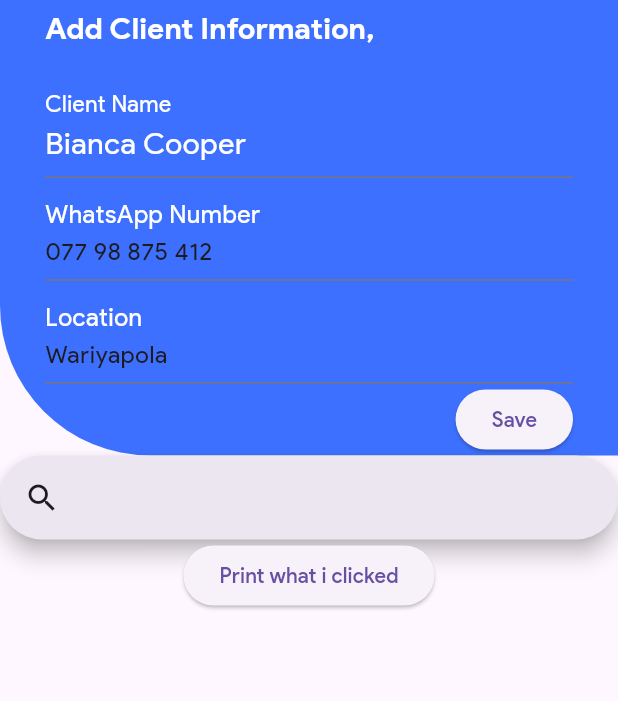
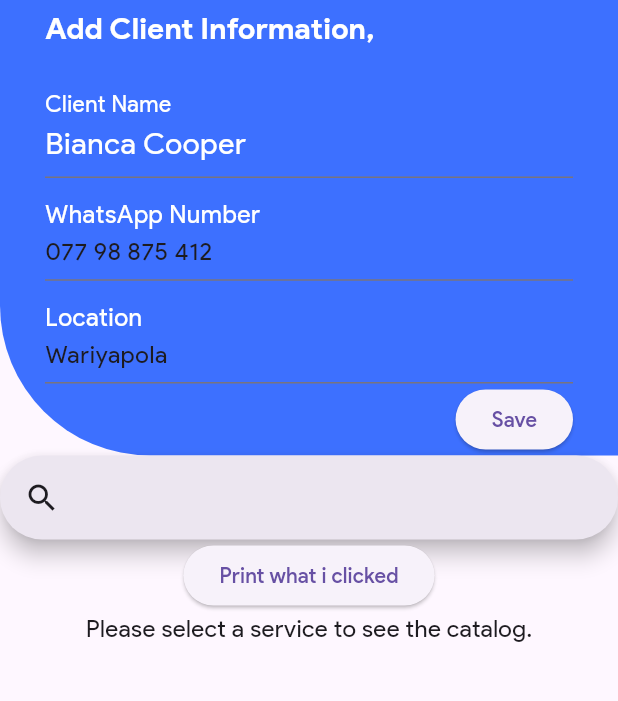
Before and after one commit to udithgunasekara/SalonBilling_MobileApp, a Flutter app: the BillingPage screen opened directly, on a phone screen of 412 x 824 dp, the part 77-778 px from its top. Run offline on Flutter 3.47's test engine with Material 3 defaults, Android fonts, the light colour scheme and no system bars; our stand-ins replace cloud_firestore, firebase_core; accounts and stored records are empty; generated files the repository leaves out were written again; network calls fail.

Commit message:
Add service catalog feature when search is done

```diff
--- a/lib/View/billingpage/add_service.dart
+++ b/lib/View/billingpage/add_service.dart
@@ -1,5 +1,6 @@
 //statefull
 import 'package:flutter/material.dart';
+import 'package:salon_mobile/View/services_catalogs/threading.dart';
 import 'package:salon_mobile/ViewModel/service_view_model.dart';
 
 class ServiceInfor extends StatefulWidget {
@@ -15,6 +16,7 @@ class _ServiceInforState extends State<ServiceInfor> {
   final ServiceViewModel _viewModel = ServiceViewModel();
 
   List<Map<String, dynamic>> _filteredServices = [];
+  Widget? _selectedCalalogWidget;
 
   String? controllerString;
 
@@ -22,6 +24,8 @@ class _ServiceInforState extends State<ServiceInfor> {
   void initState() {
     super.initState();
     _fetchServices();
+
+    //Lets set threading card first
   }
 
   Future<void> _fetchServices() async {
@@ -35,6 +39,13 @@ class _ServiceInforState extends State<ServiceInfor> {
   void _onSearchChnaged(String query) {
     setState(() {
       _filteredServices = _viewModel.searchServices(query);
+    });
+  }
+
+//set service catalog
+  void showCatalog(String text) {
+    setState(() {
+      _selectedCalalogWidget = _viewModel.showSelectedService(text);
     });
   }
 
@@ -53,7 +64,8 @@ class _ServiceInforState extends State<ServiceInfor> {
                 title: Text(service['name']),
                 onTap: () {
                   controller.closeView(service['name']);
-                  controllerString = controller.text;
+                  //call function
+                  showCatalog(controller.text);
                 },
               );
             }).toList();
@@ -63,9 +75,18 @@ class _ServiceInforState extends State<ServiceInfor> {
             onPressed: () {
               print("Here Text: $controllerString");
             },
-            child: Text("Print what i clicked"))
+            child: Text("Print what i clicked")),
+        //showing catalog
+        //Have some functions to implement
+        //show Wvalue widget in there
+        if (_selectedCalalogWidget != null)
+          _selectedCalalogWidget!
+        else
+          const Text(
+            "Please select a service to see the catalog.",
+            style: TextStyle(fontSize: 16),
+          )
       ],
-      //Have some functions to implement
     );
   }
 }
--- a/lib/View/home_view.dart
+++ b/lib/View/home_view.dart
@@ -11,6 +11,8 @@ class HomeView extends StatelessWidget {
   const HomeView(this._viewModel, {super.key});
 
   // const HomeView({super.key});
+
+  //TODO: separte date time functions in acc MVVM
 
   String getCurrentMonth() {
     final now = DateTime.now();
```
Also changed, not shown: lib/View/services_catalogs/dressing.dart (added, +13 -0 lines), lib/View/services_catalogs/threading.dart (added, +27 -0 lines), lib/ViewModel/service_view_model.dart (+15 -0 lines).
